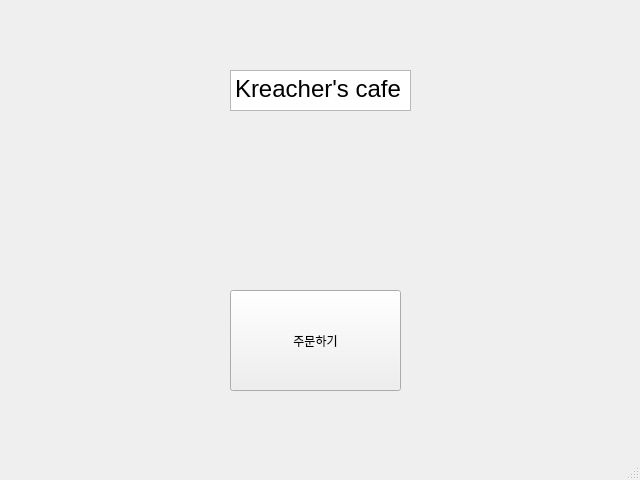
The window that javis_ros2/src/gui_kreacher/gui/main0.ui (addinedu-roscamp-7th/roscamp-repo-2) describes before a commit, drawn with Qt 5.
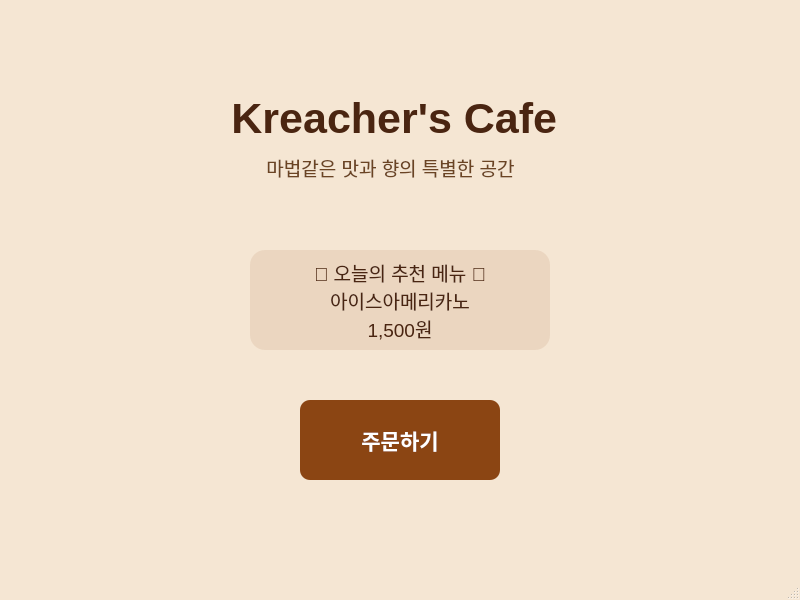
The same window after the commit.

The edit to the form file:
```diff
--- a/javis_ros2/src/gui_kreacher/gui/main0.ui
+++ b/javis_ros2/src/gui_kreacher/gui/main0.ui
@@ -6,34 +6,82 @@
    <rect>
     <x>0</x>
     <y>0</y>
-    <width>640</width>
-    <height>480</height>
+    <width>800</width>
+    <height>600</height>
    </rect>
   </property>
   <property name="windowTitle">
-   <string>MainWindow</string>
+   <string>Kreacher's Cafe</string>
+  </property>
+  <property name="styleSheet">
+   <string>QMainWindow {
+    background-color: #F5E6D3;
+   }
+   QPushButton {
+    background-color: #8B4513;
+    color: white;
+    border-radius: 10px;
+    font-size: 16pt;
+    font-weight: bold;
+   }
+   QPushButton:hover {
+    background-color: #A0522D;
+   }
+   QTextEdit {
+    background: transparent;
+    border: none;
+   }</string>
   </property>
   <widget class="QWidget" name="centralwidget">
    <widget class="QPushButton" name="pushButton">
     <property name="geometry">
      <rect>
-      <x>230</x>
-      <y>290</y>
-      <width>171</width>
-      <height>101</height>
+      <x>300</x>
+      <y>400</y>
+      <width>200</width>
+      <height>80</height>
      </rect>
     </property>
     <property name="text">
      <string>주문하기</string>
     </property>
    </widget>
-   <widget class="QTextEdit" name="textEdit">
+   <widget class="QLabel" name="todaySpecial">
     <property name="geometry">
      <rect>
-      <x>230</x>
-      <y>70</y>
-      <width>181</width>
-      <height>41</height>
+      <x>250</x>
+      <y>250</y>
+      <width>300</width>
+      <height>100</height>
+     </rect>
+    </property>
+    <property name="styleSheet">
+     <string>
+      QLabel {
+       background-color: rgba(139, 69, 19, 0.1);
+       border-radius: 15px;
+       padding: 10px;
+       color: #4A2511;
+       font-size: 14pt;
+      }
+     </string>
+    </property>
+    <property name="text">
+     <string>🌟 오늘의 추천 메뉴 🌟
+아이스아메리카노
+1,500원</string>
+    </property>
+    <property name="alignment">
+     <set>Qt::AlignCenter</set>
+    </property>
+   </widget>
+   <widget class="QTextEdit" name="textEdit_2">
+    <property name="geometry">
+     <rect>
+      <x>120</x>
+      <y>90</y>
+      <width>541</width>
+      <height>111</height>
      </rect>
     </property>
     <property name="html">
@@ -41,7 +89,8 @@
 &lt;html&gt;&lt;head&gt;&lt;meta name=&quot;qrichtext&quot; content=&quot;1&quot; /&gt;&lt;style type=&quot;text/css&quot;&gt;
 p, li { white-space: pre-wrap; }
 &lt;/style&gt;&lt;/head&gt;&lt;body style=&quot; font-family:'Ubuntu Sans'; font-size:11pt; font-weight:400; font-style:normal;&quot;&gt;
-&lt;p style=&quot; margin-top:0px; margin-bottom:0px; margin-left:0px; margin-right:0px; -qt-block-indent:0; text-indent:0px;&quot;&gt;&lt;span style=&quot; font-size:18pt;&quot;&gt;Kreacher's cafe&lt;/span&gt;&lt;/p&gt;&lt;/body&gt;&lt;/html&gt;</string>
+&lt;p style=&quot; margin-top:0px; margin-bottom:0px; margin-left:0px; margin-right:0px; -qt-block-indent:0; text-indent:0px;&quot;&gt;&lt;span style=&quot; font-family:'Helvetica'; font-size:32pt; font-weight:600; color:#4a2511;&quot;&gt;         Kreacher's Cafe&lt;/span&gt;&lt;/p&gt;
+&lt;p align=&quot;center&quot; style=&quot; margin-top:10px; margin-bottom:12px; margin-left:0px; margin-right:0px; -qt-block-indent:0; text-indent:0px;&quot;&gt;&lt;span style=&quot; font-family:'Helvetica'; font-size:14pt; color:#6b4423;&quot;&gt;마법같은 맛과 향의 특별한 공간&lt;/span&gt;&lt;/p&gt;&lt;/body&gt;&lt;/html&gt;</string>
     </property>
    </widget>
   </widget>
```
Left out of the diff: 2 changed lines with no effect on the pictures.
